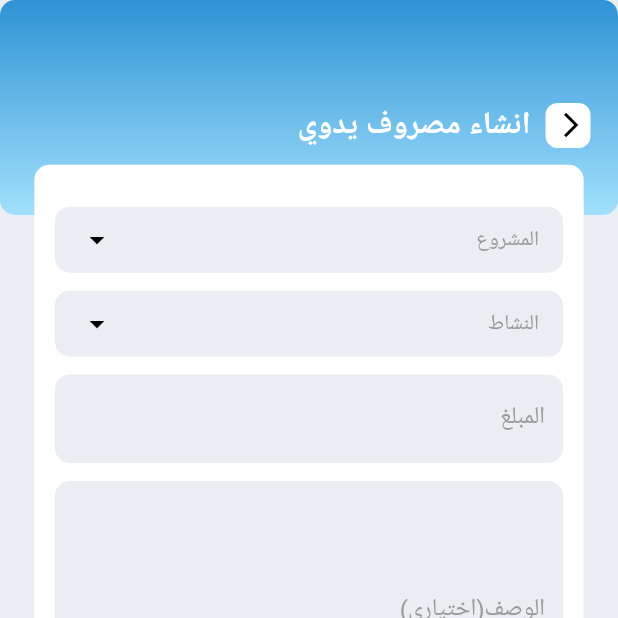
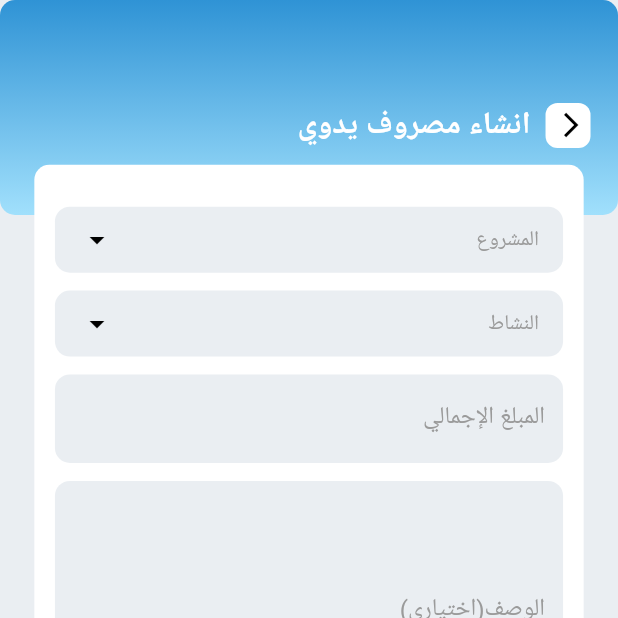
Before and after one commit to abohanzala/sarf, a Flutter app: the SimpleInvoice screen opened directly, after a tap on "انشاء مصروف يدوي", on a phone screen of 412 x 824 dp, the top half of it. Run offline on Flutter 3.47's test engine with Material 2 defaults, Android fonts, the light colour scheme and no system bars; our stand-ins replace audioplayers, bot_toast, cached_network_image, cloud_firestore, device_info_plus, dio and 21 more; missing offline and left inert: cunning_document_scanner, flutter_google_places_hoc081098, flutter_sound, google_api_headers, google_maps_webservice, image_downloader and 5 more; accounts and stored records are empty; network calls fail; statements that could not run were skipped.

Commit message:
latest push

```diff
--- a/lib/locale/locale_strings.dart
+++ b/lib/locale/locale_strings.dart
@@ -82,6 +82,7 @@ class LocaleString extends Translations {
           "Invoice List 2": "Invoice List",
           "Invoice ID": "Invoice ID",
           "Amount": "Amount",
+          "Amount 2": "Amount",
           "Simple Invoice": "Simple Invoice",
           "Mobile Number": "Mobile Number",
           "NAME": "NAME",
@@ -309,6 +310,7 @@ class LocaleString extends Translations {
           "Invoice List": "الفواتير المرسله",
           "Invoice List 2": "الفواتير المستلمة",
           "Invoice ID": "رقم الفاتوره",
+          "Amount 2": "المبلغ الإجمالي",
           "Amount": "المبلغ",
           "Simple Invoice": "فاتورة بسيطة",
           "Mobile Number": "رقم الجوال",
--- a/lib/src/baseview/Send/custom_invoice.dart
+++ b/lib/src/baseview/Send/custom_invoice.dart
@@ -395,7 +395,7 @@ class _CustomInvoiceState extends State<CustomInvoice> with RouteAware  {
                                   decoration: InputDecoration(
                                     fillColor: R.colors.lightGrey,
                                     filled: true,
-                                    labelText: 'Amount'.tr,
+                                    labelText: 'Amount 2'.tr,
                                     labelStyle: TextStyle(
                                       color: R.colors.grey,
                                       fontSize: 14.sp,
--- a/lib/src/baseview/Send/simple_invoice.dart
+++ b/lib/src/baseview/Send/simple_invoice.dart
@@ -465,7 +465,7 @@ class _SimpleInvoiceState extends State<SimpleInvoice> with RouteAware {
                                     decoration: InputDecoration(
                                       fillColor: R.colors.lightGrey,
                                       filled: true,
-                                      labelText: 'Amount'.tr,
+                                      labelText: 'Amount 2'.tr,
                                       labelStyle: TextStyle(
                                         color: R.colors.grey,
                                         fontSize: 14.sp,
--- a/lib/src/baseview/members/chat/view/chat_view.dart
+++ b/lib/src/baseview/members/chat/view/chat_view.dart
@@ -218,7 +218,7 @@ class _ChatScreenState extends State<ChatScreen> {
       });
       }
       if(value == ''){
-        Get.snackbar("Error", 'Something went wrong try later');
+        Get.snackbar("Error".tr, 'Something went wrong try later'.tr);
       }
       image = null;
 
--- a/lib/src/baseview/more/add_new_user.dart
+++ b/lib/src/baseview/more/add_new_user.dart
@@ -343,7 +343,7 @@ class _AddNewUserScreenState extends State<AddNewUserScreen> with RouteAware  {
                                           ),
                                           child: Center(
                                             child: Text(
-                                              'Save'.tr,
+                                              'Send'.tr,
                                               style: TextStyle(
                                                 color: Colors.white,
                                                 fontSize: 16.sp,
```
Also changed, not shown: lib/controllers/common/profile_controller.dart (+11 -3 lines), lib/src/baseview/home/home_view.dart (+34 -30 lines), 1 other file.
